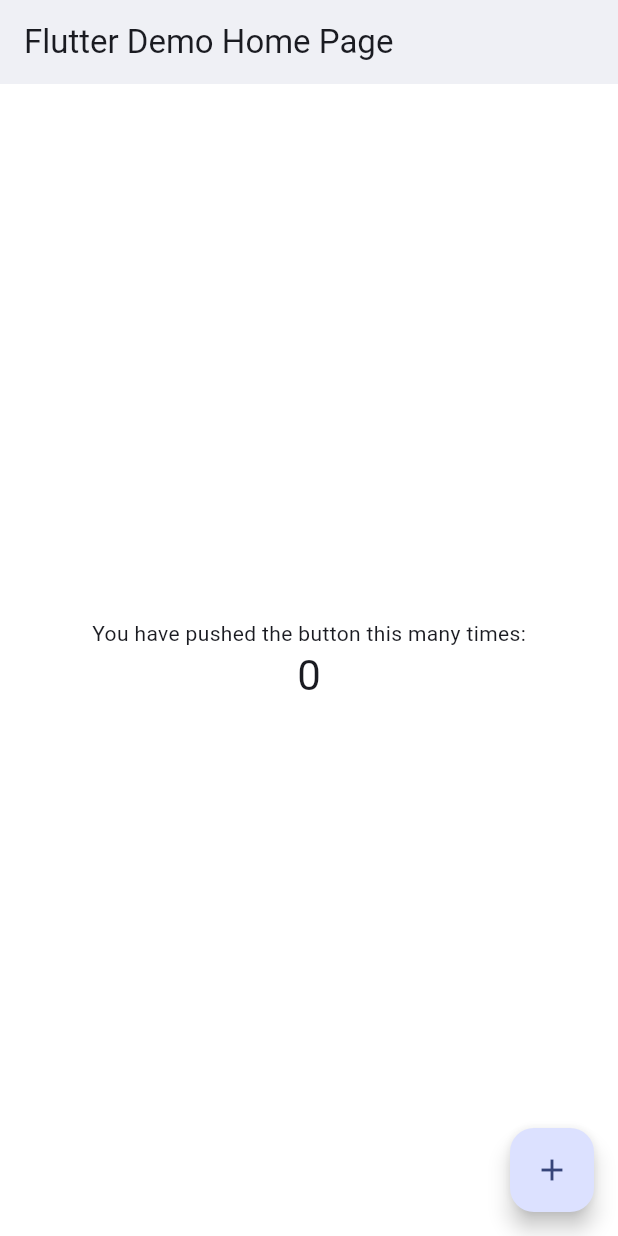
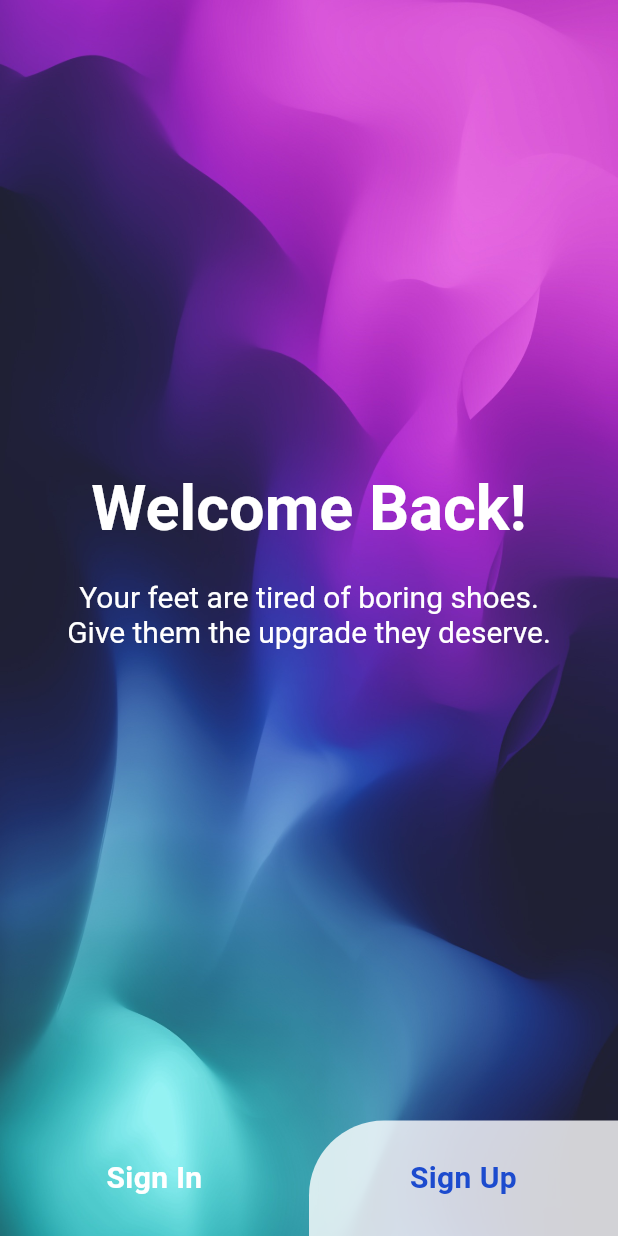
Before and after one commit to mohammed-swafvan/ezy_sneakers, a Flutter app: the screen it shows after launch, on a phone screen of 412 x 824 dp. Run offline on Flutter 3.47's test engine with Material 3 defaults, Android fonts, the phone set to English and light mode, and no system bars.

Commit message:
welcome screen design is completed

```diff
--- a/lib/core/app_style.dart
+++ b/lib/core/app_style.dart
@@ -1,4 +1,5 @@
 import 'package:ezy_sneakers/core/colors.dart';
+import 'package:ezy_sneakers/core/constants.dart';
 import 'package:flutter/material.dart';
 
 class AppStyle {
@@ -20,8 +21,19 @@
 
   static ThemeData appTheme = ThemeData(
     appBarTheme: const AppBarTheme(backgroundColor: kPrimaryColor, elevation: 4),
+    brightness: Brightness.light,
+    shadowColor: kLightGrey,
     textButtonTheme: TextButtonThemeData(
-      style: ButtonStyle(),
+      style: ButtonStyle(
+        foregroundColor: MaterialStateProperty.all<Color>(kPrimaryColor),
+        backgroundColor: MaterialStateProperty.all<Color>(kSecondaryColor),
+        elevation: MaterialStateProperty.all<double>(4.0),
+        shape: MaterialStateProperty.all<RoundedRectangleBorder>(
+          RoundedRectangleBorder(
+            borderRadius: kBorderRadius12,
+          ),
+        ),
+      ),
     ),
     colorScheme: ColorScheme.fromSeed(seedColor: kSecondaryColor),
     primarySwatch: materialConvervtedColor,
--- a/lib/core/colors.dart
+++ b/lib/core/colors.dart
@@ -2,10 +2,11 @@
 
 const Color kPrimaryColor = Colors.white;
 const Color kSecondaryColor = Color.fromARGB(255, 28, 75, 206);
+const Color kTextButtonColor = Color.fromARGB(255, 28, 75, 206);
 const Color kScaffoldBgColor = Colors.white;
 const Color kSutitleColor = Color.fromARGB(255, 124, 124, 124);
 const Color kTextColor = Colors.black;
-const Color kHintTextColor = Color.fromARGB(255, 180, 180, 180);
+const Color kLightGrey = Color.fromARGB(255, 180, 180, 180);
 const Color kTopSellerBannerColor = Color.fromARGB(255, 255, 98, 0);
 const Color kTrendingBannerColor = Colors.green;
 const Color kStarIconColor = Colors.orange;
--- a/lib/core/constants.dart
+++ b/lib/core/constants.dart
@@ -0,0 +1,8 @@
+import 'package:flutter/material.dart';
+
+// -- Border Radius
+final BorderRadius kBorderRadius12 = BorderRadius.circular(12);
+
+// -- Padding & Margin
+const EdgeInsets kEdgeInsetsHoriz40 = EdgeInsets.symmetric(horizontal: 40);
+const EdgeInsets kEdgeInsetsVert24 = EdgeInsets.symmetric(vertical: 24);
--- /dev/null
+++ b/lib/core/image_string.dart
@@ -0,0 +1,3 @@
+class ImageString {
+  static const String authScreenBgImage = "assets/images/auth_background.JPG";
+}
--- a/lib/main.dart
+++ b/lib/main.dart
@@ -1,7 +1,9 @@
 import 'package:ezy_sneakers/core/app_style.dart';
+import 'package:ezy_sneakers/presentations/welcome/welcome_screen.dart';
 import 'package:flutter/material.dart';
 
 void main() {
+  WidgetsFlutterBinding.ensureInitialized();
   runApp(const MyApp());
 }
 
@@ -15,54 +17,7 @@
       title: 'Ezy Sneakers',
       debugShowCheckedModeBanner: false,
       theme: AppStyle.appTheme,
-      home: const MyHomePage(title: 'Flutter Demo Home Page'),
+      home: const WelcomScreen(),
     );
   }
 }
-
-class MyHomePage extends StatefulWidget {
-  const MyHomePage({super.key, required this.title});
-
-  final String title;
-
-  @override
-  State<MyHomePage> createState() => _MyHomePageState();
-}
-
-class _MyHomePageState extends State<MyHomePage> {
-  int _counter = 0;
-
-  void _incrementCounter() {
-    setState(() {
-      _counter++;
-    });
-  }
-
-  @override
-  Widget build(BuildContext context) {
-    return Scaffold(
-      appBar: AppBar(
-        title: Text(widget.title),
-      ),
-      body: Center(
-        child: Column(
-          mainAxisAlignment: MainAxisAlignment.center,
-          children: <Widget>[
-            const Text(
-              'You have pushed the button this many times:',
-            ),
-            Text(
-              '$_counter',
-              style: Theme.of(context).textTheme.headlineMedium,
-            ),
-          ],
-        ),
-      ),
-      floatingActionButton: FloatingActionButton(
-        onPressed: _incrementCounter,
-        tooltip: 'Increment',
-        child: const Icon(Icons.add),
-      ),
-    );
-  }
-}
--- /dev/null
+++ b/lib/presentations/sign_in/sign_in_screen.dart
@@ -0,0 +1,13 @@
+import 'package:ezy_sneakers/presentations/widgets/custom_scaffold.dart';
+import 'package:flutter/material.dart';
+
+class SignInScreen extends StatelessWidget {
+  const SignInScreen({super.key});
+
+  @override
+  Widget build(BuildContext context) {
+    return CustomScaffold(
+      child: Container(),
+    );
+  }
+}
--- /dev/null
+++ b/lib/presentations/sign_up/sign_up_screen.dart
@@ -0,0 +1,13 @@
+import 'package:ezy_sneakers/presentations/widgets/custom_scaffold.dart';
+import 'package:flutter/material.dart';
+
+class SignUpScreen extends StatelessWidget {
+  const SignUpScreen({super.key});
+
+  @override
+  Widget build(BuildContext context) {
+    return CustomScaffold(
+      child: Container(),
+    );
+  }
+}
--- /dev/null
+++ b/lib/presentations/welcome/welcome_screen.dart
@@ -0,0 +1,78 @@
+import 'package:ezy_sneakers/core/colors.dart';
+import 'package:ezy_sneakers/core/constants.dart';
+import 'package:ezy_sneakers/presentations/sign_in/sign_in_screen.dart';
+import 'package:ezy_sneakers/presentations/sign_up/sign_up_screen.dart';
+import 'package:ezy_sneakers/presentations/welcome/widgets/welcome_button.dart';
+import 'package:ezy_sneakers/presentations/widgets/custom_scaffold.dart';
+import 'package:flutter/cupertino.dart';
+import 'package:flutter/material.dart';
+import 'package:flutter/widgets.dart';
+
+class WelcomScreen extends StatelessWidget {
+  const WelcomScreen({super.key});
+
+  @override
+  Widget build(BuildContext context) {
+    return CustomScaffold(
+      child: Column(
+        children: [
+          Expanded(
+            child: Container(
+              padding: kEdgeInsetsHoriz40,
+              child: Center(
+                child: RichText(
+                  textAlign: TextAlign.center,
+                  text: const TextSpan(
+                    children: [
+                      TextSpan(
+                        text: "Welcome Back!\n",
+                        style: TextStyle(
+                          fontSize: 42,
+                          fontWeight: FontWeight.w600,
+                          color: kPrimaryColor,
+                        ),
+                      ),
+                      TextSpan(
+                        text: "\nYour feet are tired of boring shoes.\nGive them the upgrade they deserve.",
+                        style: TextStyle(
+                          fontSize: 20,
+                          color: kPrimaryColor,
+                        ),
+                      ),
+                    ],
+                  ),
+                ),
+              ),
+            ),
+          ),
+          Row(
+            children: [
+              Expanded(
+                child: WelcomeButton(
+                  text: "Sign In",
+                  navigateTo: SignInScreen(),
+                  buttonColor: Colors.transparent,
+                  textColor: kPrimaryColor,
+                  borderRadius: BorderRadius.only(
+                    topRight: Radius.circular(50),
+                  ),
+                ),
+              ),
+              Expanded(
+                child: WelcomeButton(
+                  text: "Sign Up",
+                  navigateTo: SignUpScreen(),
+                  buttonColor: kPrimaryColor.withOpacity(0.8),
+                  textColor: kSecondaryColor,
+                  borderRadius: BorderRadius.only(
+                    topLeft: Radius.circular(50),
+                  ),
+                ),
+              ),
+            ],
+          ),
+        ],
+      ),
+    );
+  }
+}
--- /dev/null
+++ b/lib/presentations/welcome/widgets/welcome_button.dart
@@ -0,0 +1,48 @@
+import 'package:ezy_sneakers/core/constants.dart';
+import 'package:flutter/material.dart';
+
+class WelcomeButton extends StatelessWidget {
+  const WelcomeButton({
+    super.key,
+    required this.text,
+    required this.navigateTo,
+    required this.buttonColor,
+    required this.textColor,
+    required this.borderRadius,
+  });
+  final Widget navigateTo;
+  final String text;
+  final Color buttonColor;
+  final Color textColor;
+  final BorderRadius borderRadius;
+
+  @override
+  Widget build(BuildContext context) {
+    return InkWell(
+      onTap: () {
+        Navigator.push(
+          context,
+          MaterialPageRoute(
+            builder: (context) => navigateTo,
+          ),
+        );
+      },
+      child: Container(
+        padding: kEdgeInsetsVert24,
+        decoration: BoxDecoration(
+          color: buttonColor,
+          borderRadius: borderRadius,
+        ),
+        child: Text(
+          text,
+          style: TextStyle(
+            fontSize: 20,
+            fontWeight: FontWeight.bold,
+            color: textColor,
+          ),
+          textAlign: TextAlign.center,
+        ),
+      ),
+    );
+  }
+}
--- /dev/null
+++ b/lib/presentations/widgets/custom_scaffold.dart
@@ -0,0 +1,30 @@
+import 'package:ezy_sneakers/core/colors.dart';
+import 'package:ezy_sneakers/core/image_string.dart';
+import 'package:flutter/material.dart';
+
+class CustomScaffold extends StatelessWidget {
+  const CustomScaffold({super.key, required this.child});
+  final Widget child;
+
+  @override
+  Widget build(BuildContext context) {
+    final Size screenSize = MediaQuery.of(context).size;
+    final double screenHeight = screenSize.height;
+    final double screenWidth = screenSize.width;
+    return Scaffold(
+      body: Stack(
+        children: [
+          Image.asset(
+            ImageString.authScreenBgImage,
+            height: screenHeight,
+            width: screenWidth,
+            fit: BoxFit.cover,
+          ),
+          SafeArea(
+            child: child,
+          ),
+        ],
+      ),
+    );
+  }
+}
```
Also changed, not shown: pubspec.yaml (+4 -3 lines), assets/images/auth_background.JPG (added), 16 other files.
